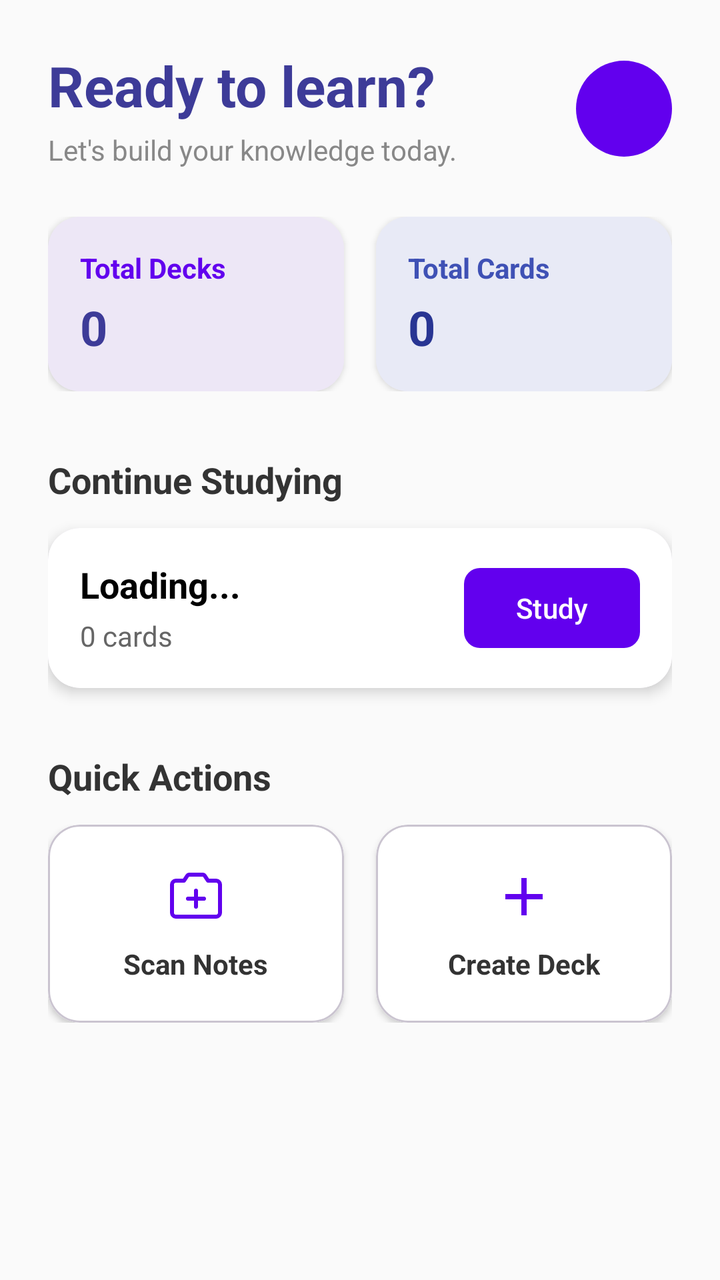
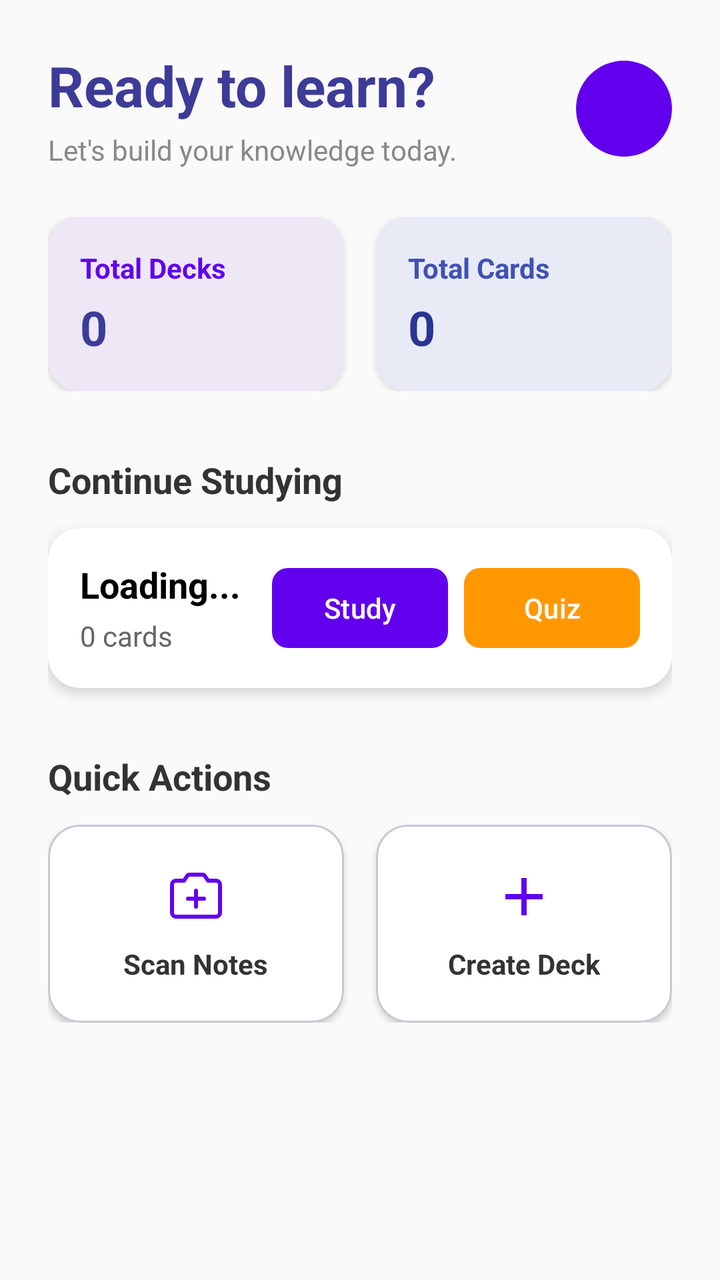

Two renders of the same Android screen: before a commit and after it. Below are the layout's source before the change and the commit's diff.
<!-- AndroidManifest.xml: application theme Theme.BrainByte -->
<!-- res/layout/fragment_home.xml -->
<?xml version="1.0" encoding="utf-8"?>
<ScrollView xmlns:android="http://schemas.android.com/apk/res/android"
    xmlns:app="http://schemas.android.com/apk/res-auto"
    xmlns:tools="http://schemas.android.com/tools"
    android:layout_width="match_parent"
    android:layout_height="match_parent"
    android:background="#FAFAFA"
    android:fillViewport="true">

    <LinearLayout
        android:layout_width="match_parent"
        android:layout_height="wrap_content"
        android:orientation="vertical"
        android:padding="24dp">

        
        <androidx.constraintlayout.widget.ConstraintLayout
            android:layout_width="match_parent"
            android:layout_height="wrap_content"
            android:layout_marginBottom="24dp">

            <TextView
                android:id="@+id/welcome_title"
                android:layout_width="0dp"
                android:layout_height="wrap_content"
                android:text="Ready to learn?"
                android:textColor="#3D3B98"
                android:textSize="28sp"
                android:textStyle="bold"
                app:layout_constraintStart_toStartOf="parent"
                app:layout_constraintTop_toTopOf="parent"
                app:layout_constraintEnd_toStartOf="@id/profile_icon"/>

            <TextView
                android:id="@+id/welcome_subtitle"
                android:layout_width="0dp"
                android:layout_height="wrap_content"
                android:text="Let's build your knowledge today."
                android:textColor="#888888"
                android:textSize="14sp"
                android:layout_marginTop="4dp"
                app:layout_constraintStart_toStartOf="parent"
                app:layout_constraintTop_toBottomOf="@id/welcome_title"
                app:layout_constraintEnd_toStartOf="@id/profile_icon"/>

            <ImageView
                android:id="@+id/profile_icon"
                android:layout_width="48dp"
                android:layout_height="48dp"
                android:background="@drawable/circle_badge_background"
                android:padding="12dp"
                android:src="@drawable/ic_profile"
                app:tint="#6200EE"
                app:layout_constraintEnd_toEndOf="parent"
                app:layout_constraintTop_toTopOf="parent"
                app:layout_constraintBottom_toBottomOf="parent"/>
        </androidx.constraintlayout.widget.ConstraintLayout>

        
        <LinearLayout
            android:layout_width="match_parent"
            android:layout_height="wrap_content"
            android:orientation="horizontal"
            android:baselineAligned="false"
            android:layout_marginBottom="32dp">

            
            <com.google.android.material.card.MaterialCardView
                android:layout_width="0dp"
                android:layout_height="wrap_content"
                android:layout_weight="1"
                android:layout_marginEnd="8dp"
                app:cardCornerRadius="16dp"
                app:cardElevation="2dp"
                app:strokeWidth="0dp">

                <LinearLayout
                    android:layout_width="match_parent"
                    android:layout_height="wrap_content"
                    android:orientation="vertical"
                    android:padding="16dp"
                    android:background="#EDE7F6">

                    <TextView
                        android:layout_width="wrap_content"
                        android:layout_height="wrap_content"
                        android:text="Total Decks"
                        android:textColor="#6200EE"
                        android:textSize="14sp"
                        android:textStyle="bold" />

                    <TextView
                        android:id="@+id/tv_total_decks"
                        android:layout_width="wrap_content"
                        android:layout_height="wrap_content"
                        android:layout_marginTop="4dp"
                        android:text="0"
                        android:textColor="#3D3B98"
                        android:textSize="24sp"
                        android:textStyle="bold" />
                </LinearLayout>
            </com.google.android.material.card.MaterialCardView>

            
            <com.google.android.material.card.MaterialCardView
                android:layout_width="0dp"
                android:layout_height="wrap_content"
                android:layout_weight="1"
                android:layout_marginStart="8dp"
                app:cardCornerRadius="16dp"
                app:cardElevation="2dp"
                app:strokeWidth="0dp">

                <LinearLayout
                    android:layout_width="match_parent"
                    android:layout_height="wrap_content"
                    android:orientation="vertical"
                    android:padding="16dp"
                    android:background="#E8EAF6">

                    <TextView
                        android:layout_width="wrap_content"
                        android:layout_height="wrap_content"
                        android:text="Total Cards"
                        android:textColor="#3F51B5"
                        android:textSize="14sp"
                        android:textStyle="bold" />

                    <TextView
                        android:id="@+id/tv_total_cards"
                        android:layout_width="wrap_content"
                        android:layout_height="wrap_content"
                        android:layout_marginTop="4dp"
                        android:text="0"
                        android:textColor="#283593"
                        android:textSize="24sp"
                        android:textStyle="bold" />
                </LinearLayout>
            </com.google.android.material.card.MaterialCardView>
        </LinearLayout>

        
        <TextView
            android:layout_width="wrap_content"
            android:layout_height="wrap_content"
            android:text="Continue Studying"
            android:textColor="#333333"
            android:textSize="18sp"
            android:textStyle="bold"
            android:layout_marginBottom="12dp"/>

        <com.google.android.material.card.MaterialCardView
            android:id="@+id/card_continue_studying"
            android:layout_width="match_parent"
            android:layout_height="wrap_content"
            android:layout_marginBottom="32dp"
            app:cardCornerRadius="16dp"
            app:cardElevation="4dp"
            app:strokeWidth="0dp">

            <androidx.constraintlayout.widget.ConstraintLayout
                android:layout_width="match_parent"
                android:layout_height="wrap_content"
                android:padding="16dp"
                android:background="@drawable/deck_item_background">

                <TextView
                    android:id="@+id/tv_recent_deck_name"
                    android:layout_width="0dp"
                    android:layout_height="wrap_content"
                    android:text="Loading..."
                    android:textColor="#000000"
                    android:textSize="18sp"
                    android:textStyle="bold"
                    app:layout_constraintStart_toStartOf="parent"
                    app:layout_constraintTop_toTopOf="parent"
                    app:layout_constraintEnd_toStartOf="@id/btn_study_now"/>

                <TextView
                    android:id="@+id/tv_recent_deck_count"
                    android:layout_width="wrap_content"
                    android:layout_height="wrap_content"
                    android:layout_marginTop="4dp"
                    android:text="0 cards"
                    android:textColor="#666666"
                    android:textSize="14sp"
                    app:layout_constraintStart_toStartOf="parent"
                    app:layout_constraintTop_toBottomOf="@id/tv_recent_deck_name"/>

                <com.google.android.material.button.MaterialButton
                    android:id="@+id/btn_study_now"
                    android:layout_width="wrap_content"
                    android:layout_height="wrap_content"
                    android:text="Study"
                    app:cornerRadius="8dp"
                    app:backgroundTint="#6200EE"
                    app:layout_constraintEnd_toEndOf="parent"
                    app:layout_constraintTop_toTopOf="parent"
                    app:layout_constraintBottom_toBottomOf="parent"/>

            </androidx.constraintlayout.widget.ConstraintLayout>
        </com.google.android.material.card.MaterialCardView>

        <TextView
            android:id="@+id/tv_empty_decks_msg"
            android:layout_width="match_parent"
            android:layout_height="wrap_content"
            android:text="You haven't created any decks yet."
            android:textColor="#888888"
            android:textSize="14sp"
            android:textAlignment="center"
            android:layout_marginBottom="32dp"
            android:visibility="gone"/>

        
        <TextView
            android:layout_width="wrap_content"
            android:layout_height="wrap_content"
            android:text="Quick Actions"
            android:textColor="#333333"
            android:textSize="18sp"
            android:textStyle="bold"
            android:layout_marginBottom="12dp"/>

        <LinearLayout
            android:layout_width="match_parent"
            android:layout_height="wrap_content"
            android:orientation="horizontal"
            android:baselineAligned="false">

            <com.google.android.material.card.MaterialCardView
                android:id="@+id/action_scan"
                android:layout_width="0dp"
                android:layout_height="wrap_content"
                android:layout_weight="1"
                android:layout_marginEnd="8dp"
                app:cardCornerRadius="16dp"
                app:cardElevation="2dp"
                android:clickable="true"
                android:focusable="true">

                <LinearLayout
                    android:layout_width="match_parent"
                    android:layout_height="wrap_content"
                    android:orientation="vertical"
                    android:gravity="center"
                    android:padding="20dp"
                    android:background="#FFFFFF">

                    <ImageView
                        android:layout_width="32dp"
                        android:layout_height="32dp"
                        android:src="@drawable/ic_camera_plus"
                        app:tint="#6200EE"
                        android:layout_marginBottom="8dp"/>

                    <TextView
                        android:layout_width="wrap_content"
                        android:layout_height="wrap_content"
                        android:text="Scan Notes"
                        android:textColor="#333333"
                        android:textSize="14sp"
                        android:textStyle="bold" />
                </LinearLayout>
            </com.google.android.material.card.MaterialCardView>

            <com.google.android.material.card.MaterialCardView
                android:id="@+id/action_create"
                android:layout_width="0dp"
                android:layout_height="wrap_content"
                android:layout_weight="1"
                android:layout_marginStart="8dp"
                app:cardCornerRadius="16dp"
                app:cardElevation="2dp"
                android:clickable="true"
                android:focusable="true">

                <LinearLayout
                    android:layout_width="match_parent"
                    android:layout_height="wrap_content"
                    android:orientation="vertical"
                    android:gravity="center"
                    android:padding="20dp"
                    android:background="#FFFFFF">

                    <ImageView
                        android:layout_width="32dp"
                        android:layout_height="32dp"
                        android:src="@drawable/ic_add"
                        app:tint="#6200EE"
                        android:layout_marginBottom="8dp"/>

                    <TextView
                        android:layout_width="wrap_content"
                        android:layout_height="wrap_content"
                        android:text="Create Deck"
                        android:textColor="#333333"
                        android:textSize="14sp"
                        android:textStyle="bold" />
                </LinearLayout>
            </com.google.android.material.card.MaterialCardView>
        </LinearLayout>

    </LinearLayout>
</ScrollView>
<!-- resources referenced by this layout -->
<resources>
  <!-- drawable circle_badge_background (drawable) -->
  <?xml version="1.0" encoding="utf-8"?>
  <shape xmlns:android="http://schemas.android.com/apk/res/android"
      android:shape="oval">
      <solid android:color="#6200EE" />
      <size
          android:width="28dp"
          android:height="28dp" />
  </shape>
  <!-- drawable deck_item_background (drawable) -->
  <?xml version="1.0" encoding="utf-8"?>
  <ripple xmlns:android="http://schemas.android.com/apk/res/android"
      android:color="?android:attr/colorControlHighlight">
      <item>
          <shape android:shape="rectangle">
              <solid android:color="@android:color/white" />
              <corners android:radius="16dp" />
          </shape>
      </item>
  </ripple>
  <!-- drawable ic_add (drawable) -->
  <vector xmlns:android="http://schemas.android.com/apk/res/android" android:height="24dp" android:tint="#000000" android:viewportHeight="24" android:viewportWidth="24" android:width="24dp">
        
      <path android:fillColor="@android:color/white" android:pathData="M19,13h-6v6h-2v-6H5v-2h6V5h2v6h6v2z"/>
      
  </vector>
  <!-- drawable ic_camera_plus (drawable) -->
  <vector xmlns:android="http://schemas.android.com/apk/res/android"
      android:width="48dp"
      android:height="48dp"
      android:viewportWidth="256"
      android:viewportHeight="256">
    <path
        android:pathData="M168,136a8,8 0,0 1,-8 8L136,144v24a8,8 0,0 1,-16 0L120,144L96,144a8,8 0,0 1,0 -16h24L120,104a8,8 0,0 1,16 0v24h24A8,8 0,0 1,168 136ZM232,80L232,192a24,24 0,0 1,-24 24L48,216a24,24 0,0 1,-24 -24L24,80A24,24 0,0 1,48 56L75.72,56L87,39.12A16,16 0,0 1,100.28 32h55.44A16,16 0,0 1,169 39.12L180.28,56L208,56A24,24 0,0 1,232 80ZM216,80a8,8 0,0 0,-8 -8L176,72a8,8 0,0 1,-6.66 -3.56L155.72,48L100.28,48L86.66,68.44A8,8 0,0 1,80 72L48,72a8,8 0,0 0,-8 8L40,192a8,8 0,0 0,8 8L208,200a8,8 0,0 0,8 -8Z"
        android:fillColor="#ffffff"/>
  </vector>
  <!-- drawable ic_profile (drawable) -->
  <vector xmlns:android="http://schemas.android.com/apk/res/android"
      android:width="24dp"
      android:height="24dp"
      android:viewportWidth="24"
      android:viewportHeight="24">
      <path
          android:fillColor="#000000"
          android:pathData="M12,12c2.21,0 4,-1.79 4,-4s-1.79,-4 -4,-4 -4,1.79 -4,4 1.79,4 4,4zM12,14c-2.67,0 -8,1.34 -8,4v2h16v-2c0,-2.66 -5.33,-4 -8,-4z" />
  </vector>
  <style name="Theme.BrainByte" parent="Base.Theme.BrainByte" />
  <style name="Base.Theme.BrainByte" parent="Theme.Material3.DayNight.NoActionBar">
      </style>
</resources>

<!-- the commit's change to res/layout/fragment_home.xml (unified diff, before → after) -->
@@ -194,6 +194,18 @@
                     android:text="Study"
                     app:cornerRadius="8dp"
                     app:backgroundTint="#6200EE"
+                    app:layout_constraintEnd_toStartOf="@id/btn_home_take_quiz"
+                    app:layout_constraintTop_toTopOf="parent"
+                    app:layout_constraintBottom_toBottomOf="parent"
+                    android:layout_marginEnd="8dp"/>
+
+                <com.google.android.material.button.MaterialButton
+                    android:id="@+id/btn_home_take_quiz"
+                    android:layout_width="wrap_content"
+                    android:layout_height="wrap_content"
+                    android:text="Quiz"
+                    app:cornerRadius="8dp"
+                    app:backgroundTint="#FF9800"
                     app:layout_constraintEnd_toEndOf="parent"
                     app:layout_constraintTop_toTopOf="parent"
                     app:layout_constraintBottom_toBottomOf="parent"/>
